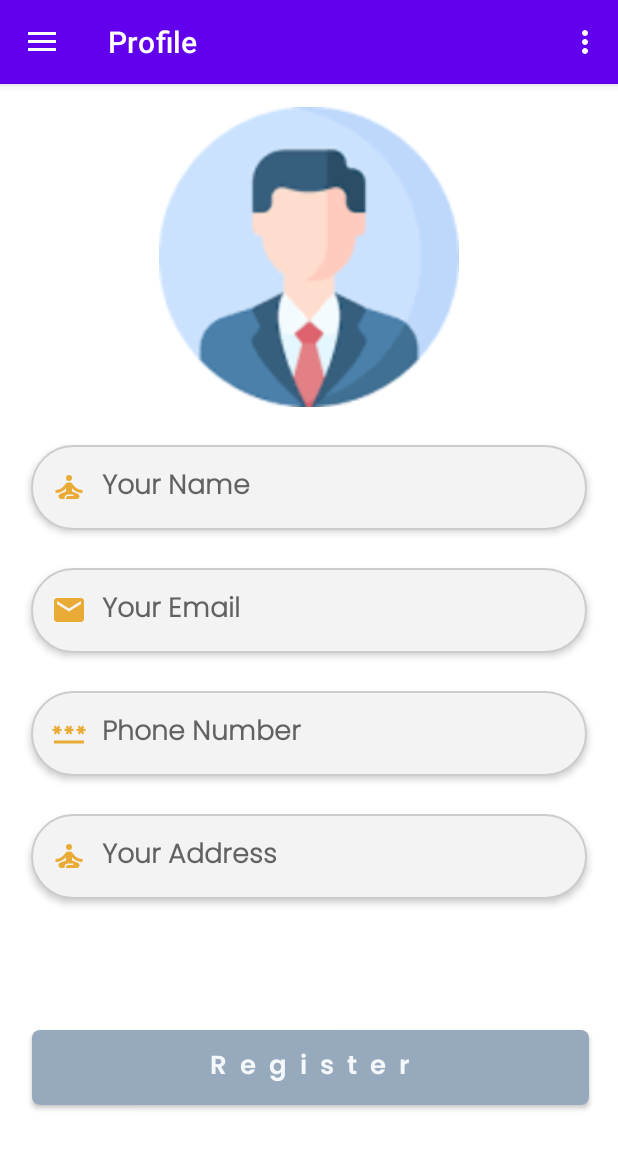
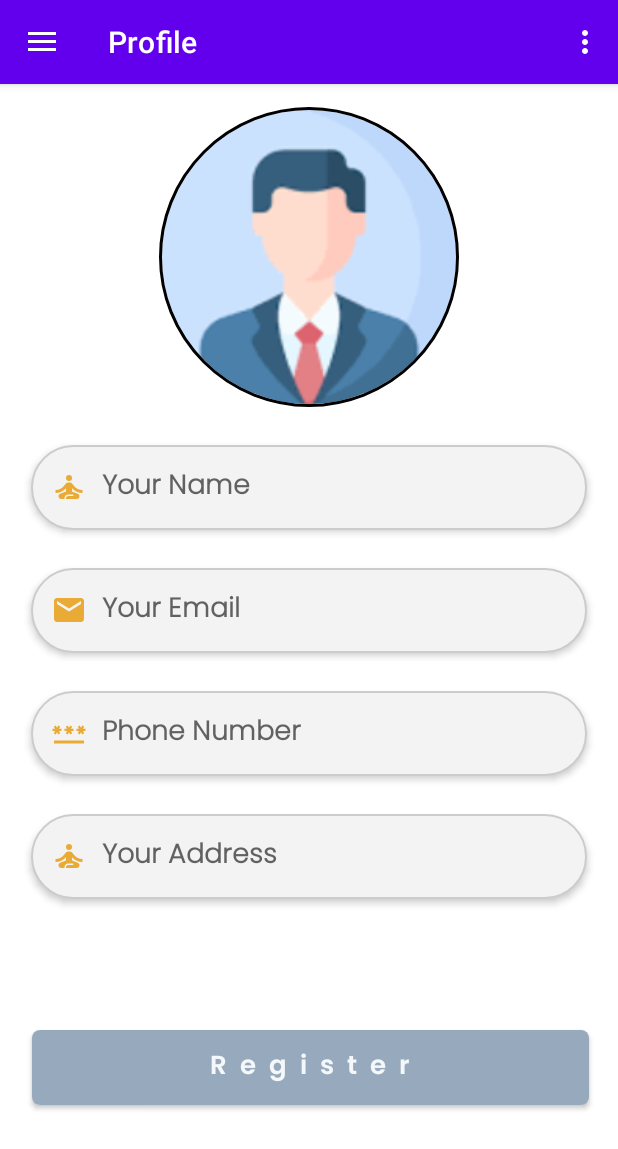
Before and after one commit to chysoksavith/FreshStore, an Android app: the screen it shows after launch once a user with an empty profile is signed in (MainActivity), in the side drawer, after a tap on "Profile", on a phone screen of 412 x 824 dp. Shown: the top 1149 px of the screen. Run offline under Robolectric (Android 15) with nearby library versions, the phone set to English and light mode, and no system bars; our stand-ins replace CircleImageView, Firebase (no records; nobody signed in at launch, a user with empty details on screens opened directly), navigation-ui.

Commit message:
uploade image profile to firebase part 1

```diff
--- a/app/build.gradle
+++ b/app/build.gradle
@@ -56,4 +56,6 @@ dependencies {
 
     implementation 'com.makeramen:roundedimageview:2.3.0'
     implementation 'com.github.bumptech.glide:glide:4.16.0'
+
+    implementation 'de.hdodenhof:circleimageview:3.1.0'
 }
--- a/app/src/main/java/com/example/beststore/ui/profile/ProfileFragment.java
+++ b/app/src/main/java/com/example/beststore/ui/profile/ProfileFragment.java
@@ -1,23 +1,94 @@
 package com.example.beststore.ui.profile;
 
+import android.content.Intent;
+import android.net.Uri;
 import android.os.Bundle;
 import android.view.LayoutInflater;
 import android.view.View;
 import android.view.ViewGroup;
+import android.widget.Button;
+import android.widget.EditText;
+import android.widget.ImageView;
+import android.widget.Toast;
 
 import androidx.annotation.NonNull;
+import androidx.annotation.Nullable;
 import androidx.fragment.app.Fragment;
 
 import com.example.beststore.R;
+import com.google.android.gms.tasks.OnCompleteListener;
+import com.google.android.gms.tasks.Task;
+import com.google.firebase.auth.FirebaseAuth;
+import com.google.firebase.database.FirebaseDatabase;
+import com.google.firebase.storage.FirebaseStorage;
+import com.google.firebase.storage.StorageReference;
+import com.google.firebase.storage.UploadTask;
+
+import de.hdodenhof.circleimageview.CircleImageView;
 
 public class ProfileFragment extends Fragment {
 
+    CircleImageView profilteImg;
+    EditText name, email, number, address;
+    Button update;
 
+    FirebaseStorage storage;
+    FirebaseAuth auth;
+    FirebaseDatabase database;
     public View onCreateView(@NonNull LayoutInflater inflater,
                              ViewGroup container, Bundle savedInstanceState) {
 
         View root = inflater.inflate(R.layout.fragment_profile, container, false);
+
+        auth = FirebaseAuth.getInstance();
+        database = FirebaseDatabase.getInstance();
+        storage = FirebaseStorage.getInstance();
+
+
+        profilteImg = root.findViewById(R.id.profile_img);
+        name = root.findViewById(R.id.profile_name);
+        email = root.findViewById(R.id.profile_email);
+        address = root.findViewById(R.id.profile_number);
+        update = root.findViewById(R.id.update);
+
+
+        profilteImg.setOnClickListener(new View.OnClickListener() {
+            @Override
+            public void onClick(View v) {
+                Intent intent = new Intent();
+                intent.setAction(Intent.ACTION_GET_CONTENT);
+                intent.setType("image/*");
+                startActivityForResult(intent,33);
+            }
+        });
+        update.setOnClickListener(new View.OnClickListener() {
+            @Override
+            public void onClick(View v) {
+                updateUserProfile();
+            }
+        });
         return root;
     }
+    private void updateUserProfile() {
+    }
 
+    @Override
+    public void onActivityResult(int requestCode, int resultCode, @Nullable Intent data) {
+        super.onActivityResult(requestCode, resultCode, data);
+
+        if(data.getData() != null){
+            Uri profileUri = data.getData();
+            profilteImg.setImageURI(profileUri);
+
+            final StorageReference reference = storage.getReference().child("profile_pricture")
+                    .child(FirebaseAuth.getInstance().getUid());
+
+            reference.putFile(profileUri).addOnCompleteListener(new OnCompleteListener<UploadTask.TaskSnapshot>() {
+                @Override
+                public void onComplete(@NonNull Task<UploadTask.TaskSnapshot> task) {
+                    Toast.makeText(getContext(), "Uploaded", Toast.LENGTH_SHORT ).show();
+                }
+            });
+        }
+    }
 }
--- a/app/src/main/res/layout/fragment_profile.xml
+++ b/app/src/main/res/layout/fragment_profile.xml
@@ -5,17 +5,19 @@
     android:layout_width="match_parent"
     android:layout_height="match_parent"
     tools:context=".ui.profile.ProfileFragment">
-
-
-    <ImageView
+    <de.hdodenhof.circleimageview.CircleImageView
         android:id="@+id/profile_img"
-        android:layout_width="match_parent"
+        xmlns:app="http://schemas.android.com/apk/res-auto"
+        android:layout_width="200dp"
         android:layout_height="200dp"
         android:src="@drawable/iconuser"
+        app:civ_border_width="2dp"
+        app:civ_border_color="#FF000000"
         app:layout_constraintEnd_toEndOf="parent"
         app:layout_constraintStart_toStartOf="parent"
         app:layout_constraintTop_toTopOf="parent"
         android:layout_marginTop="15dp"/>
+
 
     <EditText
         android:id="@+id/profile_name"
```
